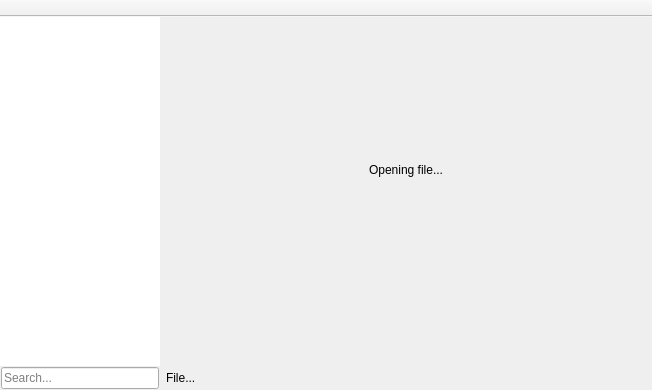
Old version of the form sources/editor/editor.ui in the repository davy7125/polyphone.
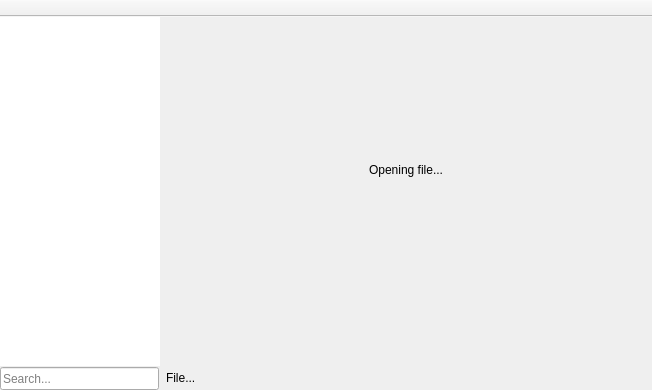
New version of the form. Custom widgets are drawn as their Qt base class.

Diff of the .ui file:
```diff
--- a/sources/editor/editor.ui
+++ b/sources/editor/editor.ui
@@ -122,7 +122,7 @@
          </property>
          <layout class="QGridLayout" name="gridLayout">
           <property name="leftMargin">
-           <number>1</number>
+           <number>0</number>
           </property>
           <property name="topMargin">
            <number>1</number>
@@ -131,10 +131,22 @@
            <number>1</number>
           </property>
           <property name="bottomMargin">
-           <number>1</number>
+           <number>0</number>
           </property>
           <item row="0" column="0">
            <widget class="QLineEdit" name="editFilter">
+            <property name="minimumSize">
+             <size>
+              <width>0</width>
+              <height>23</height>
+             </size>
+            </property>
+            <property name="maximumSize">
+             <size>
+              <width>16777215</width>
+              <height>23</height>
+             </size>
+            </property>
             <property name="text">
              <string/>
             </property>
```
